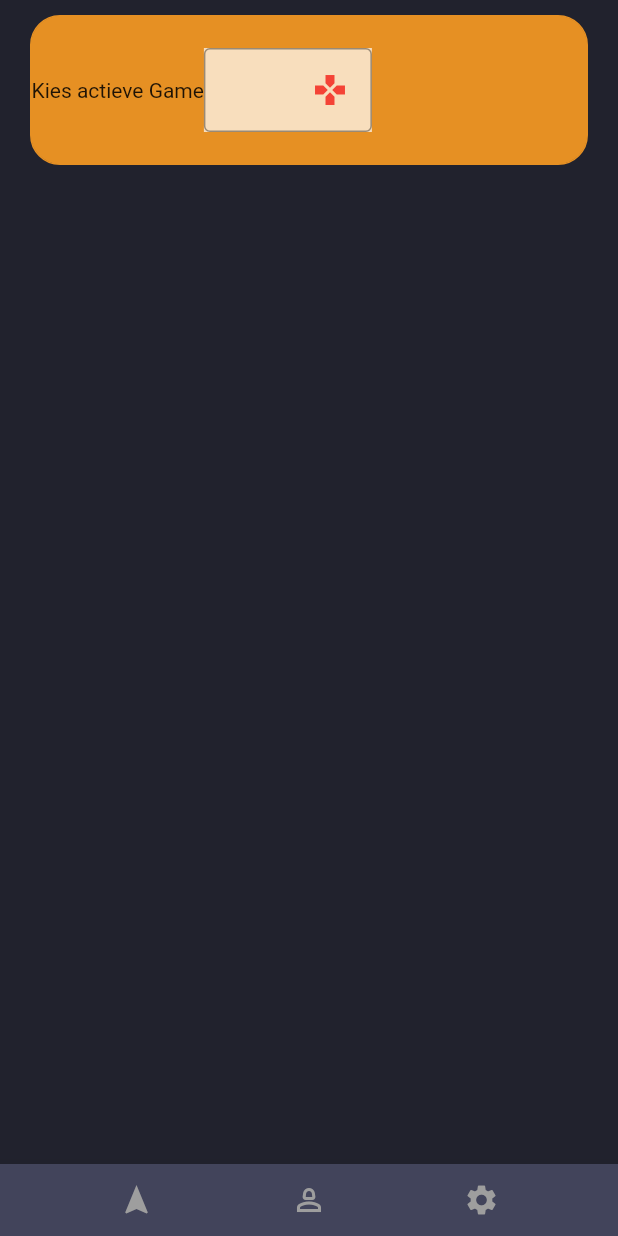
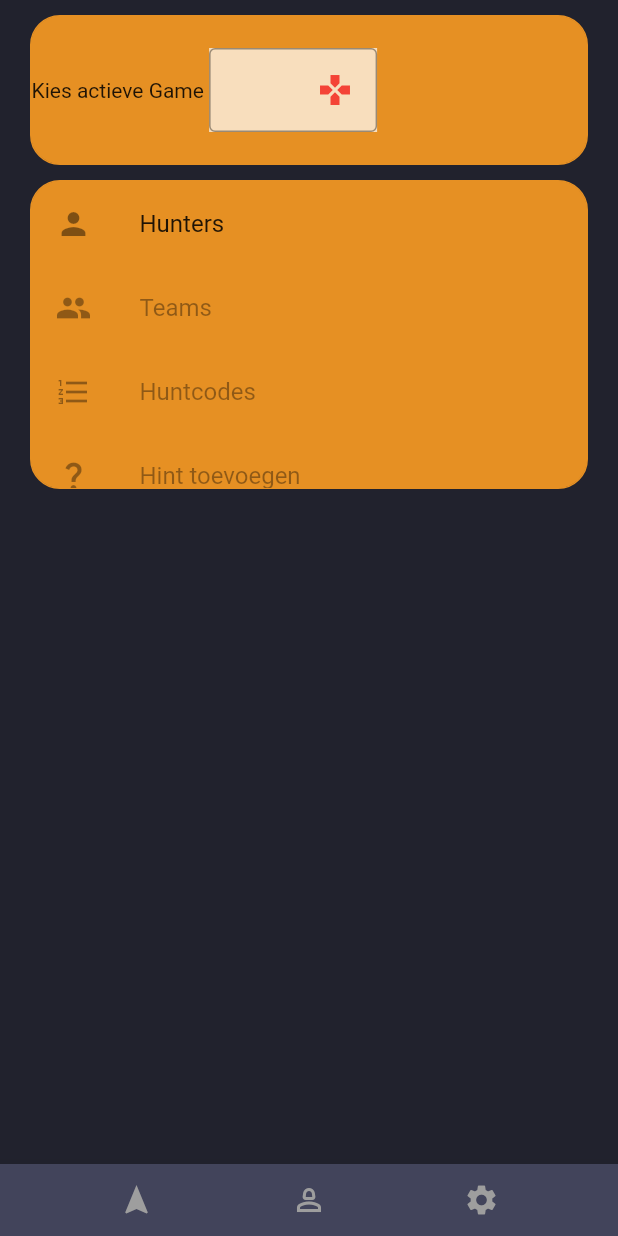
Before and after one commit to tik1111/jotihunt, a Flutter app: the SettingsPage screen opened by its route, on a phone screen of 412 x 824 dp. Run offline on Flutter 3.47's test engine with Material 2 defaults, Android fonts, the phone set to English and light mode, and no system bars; our stand-ins replace dio, equatable, flutter_bloc, flutter_dotenv, flutter_map, flutter_secure_storage and 4 more; accounts and stored records are empty; network calls fail.

Commit message:
UserEditScreen

```diff
--- a/lib/main.dart
+++ b/lib/main.dart
@@ -3,17 +3,17 @@ import 'package:flutter/material.dart';
 import 'package:flutter_bloc/flutter_bloc.dart';
 import 'package:flutter_dotenv/flutter_dotenv.dart';
 import 'package:go_router/go_router.dart';
-
 import 'package:jotihunt/cubitAndStream/login_cubit.dart';
 import 'package:jotihunt/cubitAndStream/login_state.dart';
-import 'package:jotihunt/handlers/handler_game.dart';
-import 'package:jotihunt/handlers/handler_secure_storage.dart';
 import 'package:jotihunt/handlers/handler_streamsocket.dart';
-
 import 'package:jotihunt/views/auth/login_screen.dart';
 import 'package:jotihunt/views/auth/register_screen.dart';
 import 'package:jotihunt/views/map_screen.dart';
 import 'package:jotihunt/views/profile_page_screen.dart';
+import 'package:jotihunt/views/settings/settings_add_hint_screen.dart';
+import 'package:jotihunt/views/settings/settings_huntcode_screen.dart';
+import 'package:jotihunt/views/settings/settings_hunters_screen.dart';
+import 'package:jotihunt/views/settings/settings_teams_screen.dart';
 import 'package:jotihunt/views/settings_page_screen.dart';
 
 class AppRouter {
@@ -47,7 +47,23 @@ class AppRouter {
           path: "/map",
           builder: (context, state) => const MainMapWidget(),
         ),
-        GoRoute(path: "/settings", builder: (context, state) => SettingsPage())
+        GoRoute(path: "/settings", builder: (context, state) => SettingsPage()),
+        GoRoute(
+          path: "/hunters",
+          builder: (context, state) => const SettingsHuntersScreen(),
+        ),
+        GoRoute(
+          path: "/teams",
+          builder: (context, state) => const SettingsTeamScreen(),
+        ),
+        GoRoute(
+          path: "/huntcode",
+          builder: (context, state) => const SettingsHuntcodeScreen(),
+        ),
+        GoRoute(
+          path: "/addhint",
+          builder: (context, state) => const SettingsAddHintScreen(),
+        ),
       ],
       redirect: (BuildContext context, GoRouterState state) {
         final bool loggedIn =
--- a/lib/views/settings_page_screen.dart
+++ b/lib/views/settings_page_screen.dart
@@ -1,8 +1,9 @@
 import 'package:flutter/material.dart';
+import 'package:go_router/go_router.dart';
 import 'package:jotihunt/handlers/handler_game.dart';
 import 'package:jotihunt/handlers/handler_secure_storage.dart';
 import 'package:jotihunt/widgets/bottomappbar_hunter_interface.dart';
-import 'package:jotihunt/widgets/dropdown_area_status.dart';
+
 import 'package:jotihunt/widgets/dropdown_game.dart';
 
 class SettingsPage extends StatefulWidget {
@@ -46,6 +47,37 @@ class _ProfilePageState extends State<SettingsPage> {
 
   @override
   Widget build(BuildContext context) {
+    final List<ListTile> menuItems = [
+      ListTile(
+          enabled: true,
+          leading: const Icon(Icons.person),
+          title: const Text('Hunters'),
+          onTap: () {
+            context.push('/hunters');
+          }),
+      ListTile(
+          enabled: false,
+          leading: const Icon(Icons.people),
+          title: const Text('Teams'),
+          onTap: () {
+            context.push('/teams');
+          }),
+      ListTile(
+          enabled: false,
+          leading: const Icon(Icons.format_list_numbered),
+          title: const Text('Huntcodes'),
+          onTap: () {
+            context.push('/huntcode');
+          }),
+      ListTile(
+          enabled: false,
+          leading: const Icon(Icons.question_mark_outlined),
+          title: const Text('Hint toevoegen'),
+          onTap: () {
+            context.push('/addhint');
+          }),
+    ];
+
     return Scaffold(
       //bottomNavigationBar: const Navigator(),
       backgroundColor: backgroundColor,
@@ -63,11 +95,25 @@ class _ProfilePageState extends State<SettingsPage> {
               width: MediaQuery.of(context).size.width - 40,
               child: Row(
                 children: [
-                  const Text("Kies actieve Game"),
+                  const Text("Kies actieve Game "),
                   const DropdownMenuCurrentGame(),
                   Text(GameID)
                 ],
               ),
+            ),
+            Container(
+              margin: const EdgeInsets.fromLTRB(20, 10, 20, 0),
+              decoration: BoxDecoration(
+                  color: orangeColor,
+                  border: Border.all(color: orangeColor),
+                  borderRadius: const BorderRadius.all(Radius.circular(20))),
+              height: MediaQuery.of(context).size.height / 4,
+              width: MediaQuery.of(context).size.width - 40,
+              child: ListView.builder(
+                  itemCount: menuItems.length,
+                  itemBuilder: (BuildContext context, int index) {
+                    return menuItems[index];
+                  }),
             ),
           ],
         ),
```
Also changed, not shown: lib/handlers/handler_user.dart (added, +86 -0 lines), lib/views/settings/settings_add_hint_screen.dart (added, +23 -0 lines), lib/views/settings/settings_huntcode_screen.dart (added, +23 -0 lines), lib/views/settings/settings_hunters_screen.dart (added, +69 -0 lines), lib/views/settings/settings_teams_screen.dart (added, +23 -0 lines), lib/widgets/alertdialog_edit_user.dart (added, +103 -0 lines).
